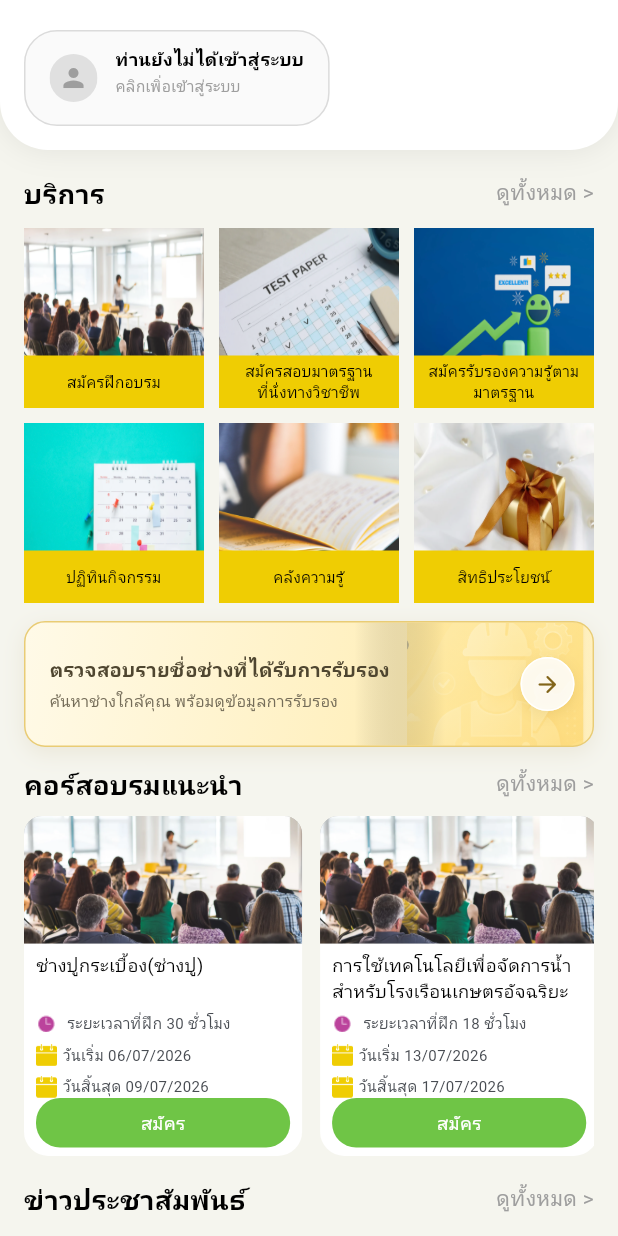
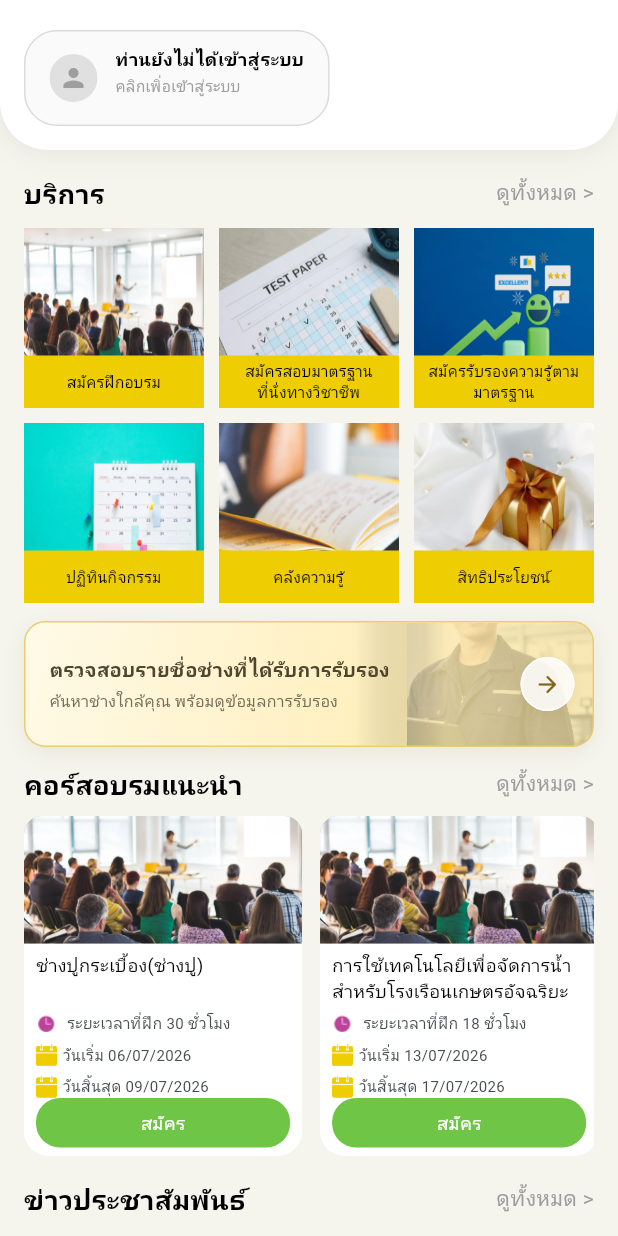
Before and after one commit to webuilddeveloper/dsd_2026_mobile, a Flutter app: the HomePage screen opened directly with empty values, on a phone screen of 412 x 824 dp. Run offline on Flutter 3.47's test engine with Material 3 defaults, Android fonts, the phone set to English and light mode, and no system bars; our stand-ins replace app_links, carousel_slider, dio, flutter_html, flutter_secure_storage, fluttertoast and 10 more; missing offline and left inert: background_downloader, flutter_line_sdk, screen_protector, syncfusion_flutter_core, syncfusion_flutter_pdfviewer; accounts and stored records are empty; network calls fail; Roboto replaces fonts that are missing (Kanit).

Commit message:
Update อีกรอบ

```diff
--- a/lib/home.dart
+++ b/lib/home.dart
@@ -566,7 +566,7 @@ class HomePageState extends State<HomePage>
                       scale: 2.2,
                       alignment: Alignment.centerRight,
                       child: Image.asset(
-                        'assets/DSD/icon/bg_search.png',
+                        'assets/DSD/imgs/certified_technician.png',
                         fit: BoxFit.cover,
                         alignment: Alignment.centerRight,
                       ),
```
Also changed, not shown: assets/DSD/imgs/certified_technician.png (added), 1 other file.
